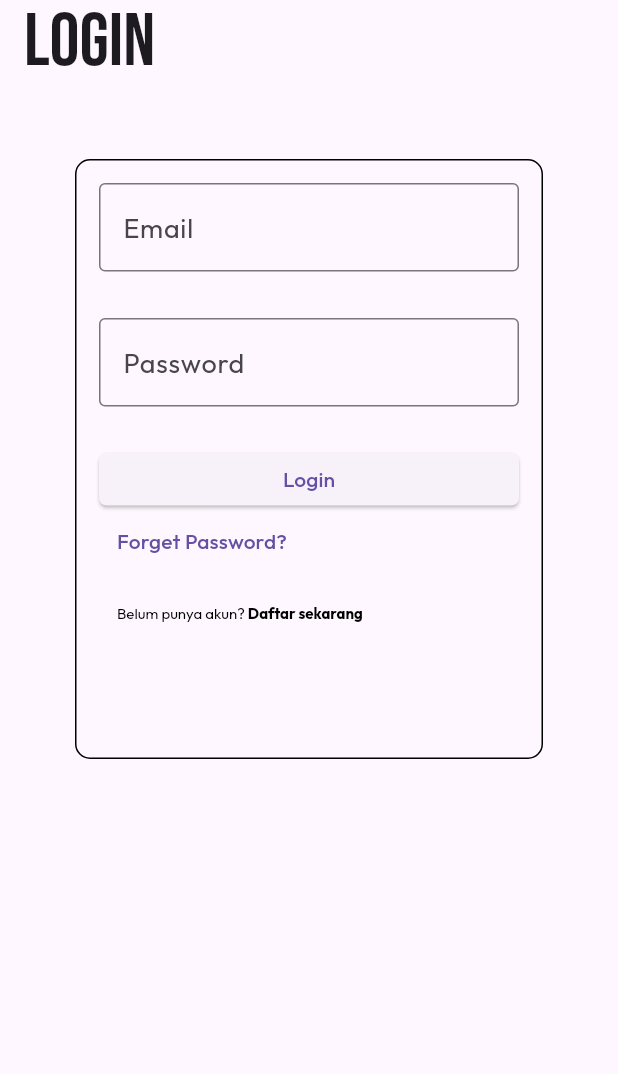
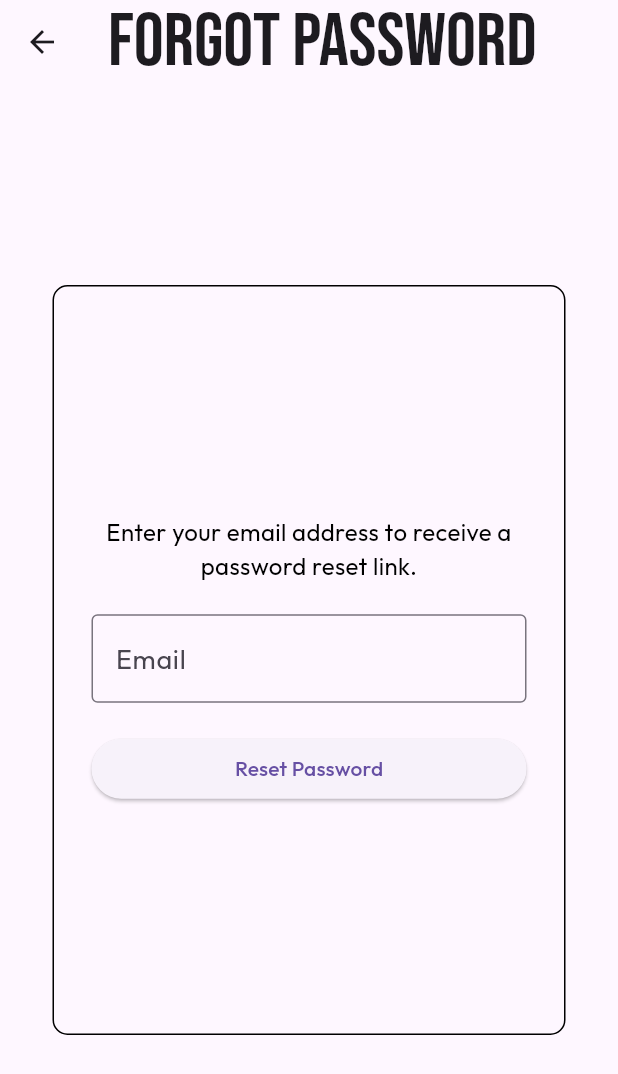
Before and after one commit to suzukifinanceindoensia/sufi-one, a Flutter app: the LoginPage screen opened by its route, after a tap on "Forget Password?", on a phone screen of 412 x 824 dp. Shown: the top 1074 px of the screen. Run offline on Flutter 3.47's test engine with Material 3 defaults, Android fonts, the phone set to English and light mode, and no system bars; our stand-ins replace geolocator, get, google_fonts; missing offline and left inert: installed_apps, onesignal_flutter.

Commit message:
add:forgot_password page

```diff
--- /dev/null
+++ b/lib/app/modules/public/bindings/forgot_password_binding.dart
@@ -0,0 +1,9 @@
+import 'package:get/get.dart';
+import 'package:sufi_one/app/modules/public/controllers/forgot_password.dart';
+
+class ForgotPasswordBinding extends Bindings {
+  @override
+  void dependencies() {
+    Get.lazyPut<ForgotPasswordController>(() => ForgotPasswordController());
+  }
+}
--- /dev/null
+++ b/lib/app/modules/public/controllers/forgot_password.dart
@@ -0,0 +1,43 @@
+import 'package:flutter/material.dart';
+import 'package:get/get.dart';
+
+
+class ForgotPasswordController extends GetxController {
+  final formKey = GlobalKey<FormState>();
+  final emailController = TextEditingController();
+  final isButtonEnabled = true.obs;
+
+  String? validateEmail(String? value) {
+    if (value == null || value.isEmpty) {
+      return 'Email is required';
+    }
+
+    if (!GetUtils.isEmail(value)) {
+      return 'Invalid email format';
+    }
+    return null;
+  }
+
+  void resetPassword() {
+    if (formKey.currentState!.validate()) {
+      isButtonEnabled.value =
+          false;
+      Future.delayed(Duration(seconds: 3), () {
+        isButtonEnabled.value =
+            true;
+      });
+      Get.back();
+      Get.snackbar(
+          'Reset Link Sent',
+          'A password reset link has been sent to your email address.',
+          snackPosition: SnackPosition.BOTTOM,
+        );
+    }
+  }
+
+  @override
+  void onClose() {
+    emailController.dispose();
+    super.onClose();
+  }
+}
--- /dev/null
+++ b/lib/app/modules/public/views/forgot_password_view.dart
@@ -0,0 +1,63 @@
+import 'package:flutter/material.dart';
+import 'package:get/get.dart';
+import 'package:sufi_one/app/modules/public/controllers/forgot_password.dart';
+
+
+class ForgotPasswordPage extends GetView<ForgotPasswordController> {
+  @override
+  Widget build(BuildContext context) {
+    return Scaffold(
+      appBar: AppBar(title: Text('Forgot Password')),
+      body: Padding(
+        padding: const EdgeInsets.all(35),
+        child : Center(
+          child: Form(
+            key: controller.formKey,
+            child: Container(
+              padding: const EdgeInsets.all(25),
+              height: 500,
+              decoration: BoxDecoration(
+                border: Border.all(width: 1),
+                borderRadius: BorderRadius.all(Radius.circular(10)),
+              ),
+              child: Column(
+                mainAxisAlignment: MainAxisAlignment.center,
+                crossAxisAlignment: CrossAxisAlignment.stretch,
+                children: <Widget>[
+                  Text(
+                    'Enter your email address to receive a password reset link.',
+                    style: TextStyle(fontSize: 16),
+                    textAlign: TextAlign.center,
+                  ),
+                  SizedBox(height: 20),
+                  TextFormField(
+                    controller: controller.emailController,
+                    keyboardType: TextInputType.emailAddress,
+                    decoration: InputDecoration(
+                      labelText: 'Email',
+                      border: OutlineInputBorder(),
+                    ),
+                    validator: controller.validateEmail,
+                  ),
+                  SizedBox(height: 20),
+                  Obx(
+                    () => ElevatedButton(
+                      onPressed: controller.isButtonEnabled.value
+                          ? () {
+                              controller.resetPassword();
+                            }
+                          : null, // disable kalo lago load
+                      child: controller.isButtonEnabled.value
+                          ? Text('Reset Password')
+                          : CircularProgressIndicator(),
+                    ),
+                  ),
+                ],
+              ),
+            )
+          ),
+        )
+      ),
+    );
+  }
+}
--- a/lib/app/modules/public/views/login_view.dart
+++ b/lib/app/modules/public/views/login_view.dart
@@ -64,7 +64,9 @@ class LoginPage extends GetView<LoginController> {
                       Align(
                         alignment: Alignment.centerLeft,
                         child: TextButton(
-                          onPressed: () {},
+                          onPressed: () {
+                            Get.toNamed('public/forgot_password');
+                          },
                           child: Text('Forget Password?'),
                         ),
                       ),
--- a/lib/app/routes/app_routes.dart
+++ b/lib/app/routes/app_routes.dart
@@ -1,6 +1,8 @@
 import 'package:get/get.dart';
+import 'package:sufi_one/app/modules/public/bindings/forgot_password_binding.dart';
 import 'package:sufi_one/app/modules/public/bindings/login_binding.dart';
 import 'package:sufi_one/app/modules/public/bindings/register_binding.dart';
+import 'package:sufi_one/app/modules/public/views/forgot_password_view.dart';
 import '../modules/public/views/splash_view.dart';
 import '../modules/public/views/home_view.dart';
 import '../modules/public/views/login_view.dart';
@@ -12,11 +14,13 @@ class AppRoutes {
   static const catalog = '/public/catalog';
   static const login = '/public/login';
   static const register = '/public/register';
+  static const forgotPassword = '/public/forgot_password';
 
   static final pages = [
     GetPage(name: splash, page: () => SplashPage()),
     GetPage(name: publicHome, page: () => PublicHomePage()),
     GetPage(name: login, page: () => LoginPage(),binding: LoginBinding()),
     GetPage(name: register, page: () => RegisterPage(),binding: RegisterBinding()),
+    GetPage(name: forgotPassword, page: () => ForgotPasswordPage(),binding: ForgotPasswordBinding()),
   ];
 }
```
